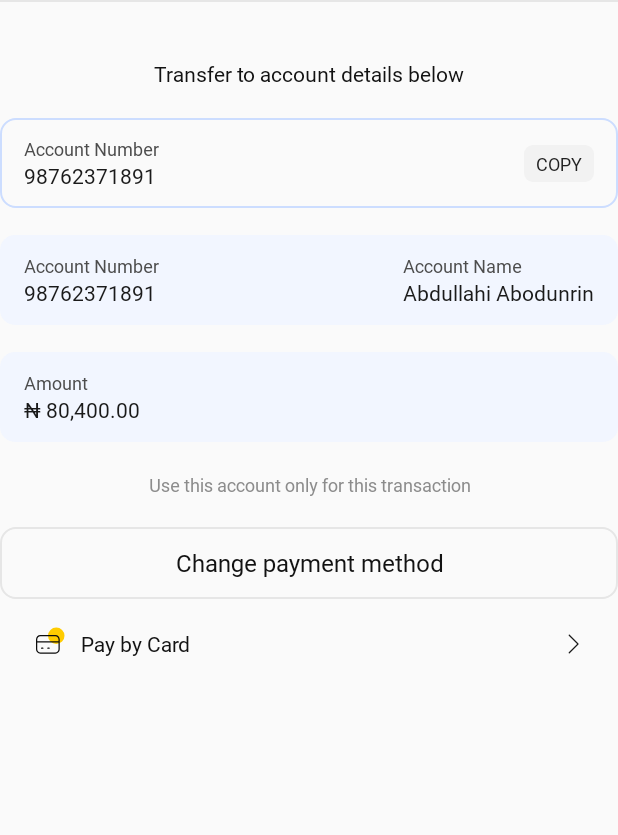
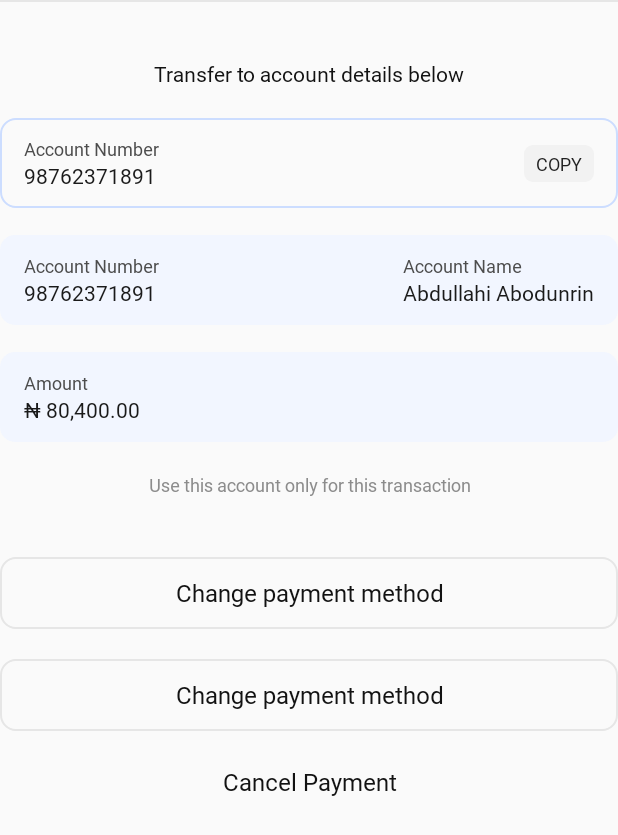
Before and after one commit to kudi-inc/nomba-android-sdk, an Android app built with Jetpack Compose: the layout transfer_view.xml on its own in the app's theme, with its tools: preview values and no code run, on a phone screen of 412 x 824 dp. Shown: the top 835 px of the screen. Run offline under Robolectric (Android 15) with nearby library versions, the phone set to English and light mode, and no system bars.

Commit message:
Still Tranfer View

```diff
--- a/wraith/src/main/res/layout/transfer_view.xml
+++ b/wraith/src/main/res/layout/transfer_view.xml
@@ -198,6 +198,7 @@
 
         <androidx.appcompat.widget.AppCompatButton
             android:layout_width="match_parent"
+            android:layout_marginTop="@dimen/size_20"
             android:background="@drawable/cancel_border_bg"
             android:fontFamily="@font/inter_medium"
             android:padding="@dimen/size_10"
@@ -210,23 +211,33 @@
             android:layout_height="wrap_content"/>
 
         <androidx.appcompat.widget.AppCompatButton
-            android:paddingTop="@dimen/size_18"
-            android:paddingBottom="@dimen/size_16"
-            android:paddingStart="@dimen/size_20"
-            android:paddingEnd="@dimen/size_20"
-            android:id="@+id/pay_by_card_button"
+            android:layout_marginTop="@dimen/size_20"
+            android:layout_width="match_parent"
+            android:background="@drawable/cancel_border_bg"
+            android:fontFamily="@font/inter_medium"
+            android:padding="@dimen/size_10"
+            android:textColor="@color/mainText"
+            style="?android:attr/borderlessButtonStyle"
+            android:textSize="@dimen/font_16"
             android:textAllCaps="false"
-            android:stateListAnimator="@null"
-            android:gravity="left|center_vertical"
-            android:drawableEnd="@drawable/chevron_right"
+            android:gravity="center"
+            android:text="@string/change_payment_method"
+            android:layout_height="wrap_content"/>
+
+        <androidx.appcompat.widget.AppCompatButton
+            android:layout_marginTop="@dimen/size_10"
+            android:layout_width="match_parent"
+
+            android:fontFamily="@font/inter_medium"
+            android:padding="@dimen/size_10"
+            android:textColor="@color/mainText"
             style="?android:attr/borderlessButtonStyle"
-            android:text="@string/pay_by_card"
-            android:drawableStart="@drawable/atm_card"
-            android:drawablePadding="@dimen/size_10"
-            android:fontFamily="@font/inter_medium"
-            android:textColor="@color/mainText"
-            android:layout_width="match_parent"
+            android:textSize="@dimen/font_16"
+            android:textAllCaps="false"
+            android:gravity="center"
+            android:text="@string/cancel_payment"
             android:layout_height="wrap_content"/>
+
 
     </LinearLayout>
 
--- a/wraith/src/main/res/values/colors.xml
+++ b/wraith/src/main/res/values/colors.xml
@@ -10,7 +10,7 @@
     <color name="blue_one">#F2F6FF</color>
     <color name="black">#000000</color>
     <color name="lightText">#8C8C8C</color>
-
+    <color name="button_primary">#FFCC00</color>
     <color name="neutral_eight">#4D4D4D</color>
     <color name="neutral_ten">#1A1A1A</color>
     <color name="neutral_one">#F2F2F2</color>
```
